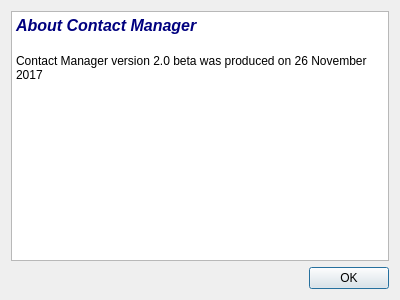
Above: about.ui from trumpton/ContactManager before the change. Below: the same form after it.
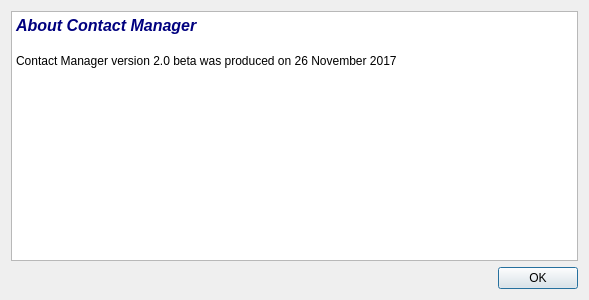
That is the form after the change.

Patch:
```diff
--- a/about.ui
+++ b/about.ui
@@ -6,7 +6,7 @@
    <rect>
     <x>0</x>
     <y>0</y>
-    <width>400</width>
+    <width>589</width>
     <height>300</height>
    </rect>
   </property>
```
